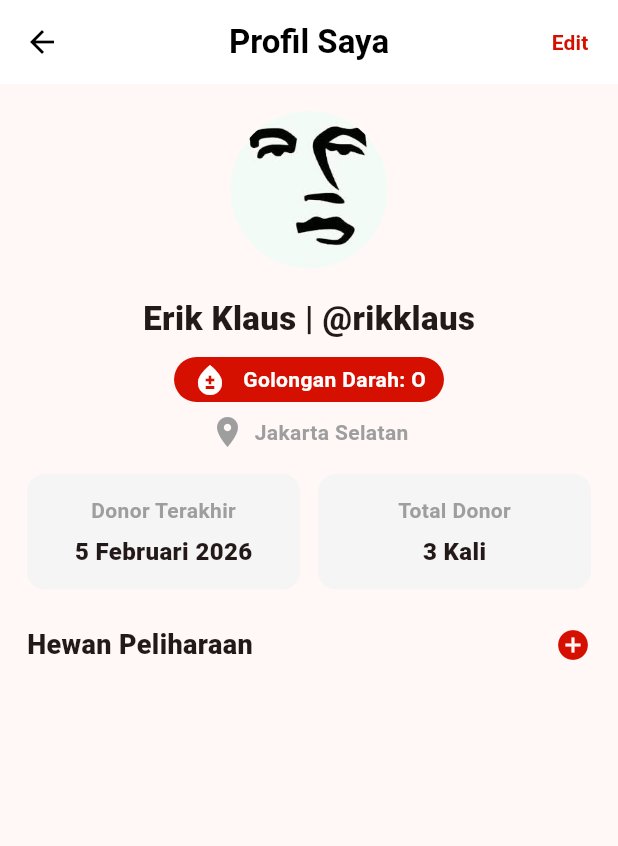
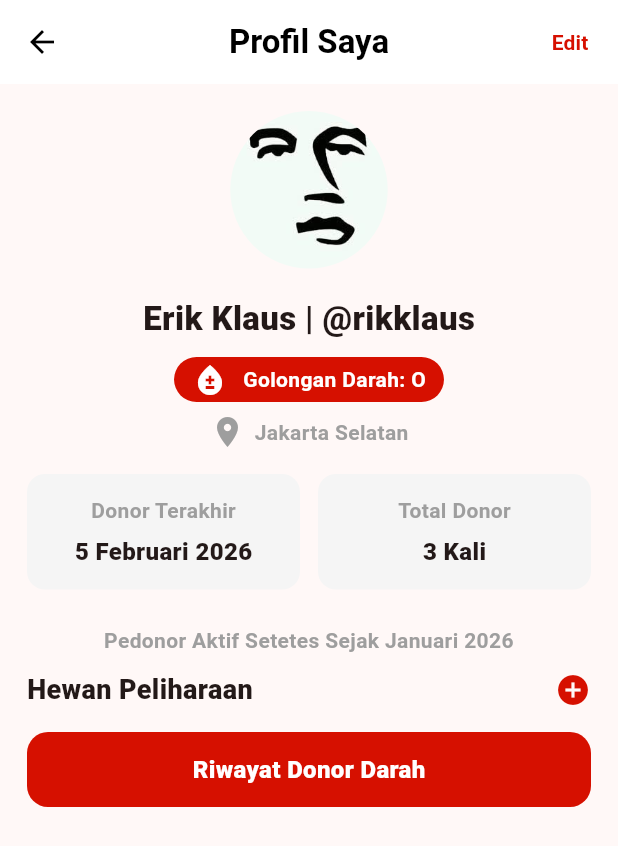
Before and after one commit to ErikKlaus/training_flutter, a Flutter app: the screen it shows after launch, on a phone screen of 412 x 824 dp. Shown: the top 846 px of the screen. Run offline on Flutter 3.47's test engine with Material 3 defaults, Android fonts, the phone set to English and light mode, and no system bars.

Commit message:
Finalisasi Logika Tugas 2 Flutter

```diff
--- a/lib/tugas_2/tugas2.dart
+++ b/lib/tugas_2/tugas2.dart
@@ -186,6 +186,21 @@ class Tugas2 extends StatelessWidget {
 
             Padding(
               padding: const EdgeInsets.symmetric(horizontal: 18),
+              child: Text(
+                "Pedonor Aktif Setetes Sejak Januari 2026",
+                textAlign: TextAlign.center,
+                style: const TextStyle(
+                  color: Colors.grey,
+                  fontWeight: FontWeight.w600,
+                  fontSize: 14,
+                ),
+              ),
+            ),
+
+            const SizedBox(height: 10),
+
+            Padding(
+              padding: const EdgeInsets.symmetric(horizontal: 18),
               child: Row(
                 children: [
                   const Text(
@@ -201,6 +216,29 @@ class Tugas2 extends StatelessWidget {
                 ],
               ),
             ),
+            const SizedBox(height: 15),
+            Padding(
+              padding: const EdgeInsets.symmetric(horizontal: 18),
+              child: Container(
+                width: double.infinity,
+                height: 50,
+                decoration: BoxDecoration(
+                  color: const Color(0xffd61000),
+                  borderRadius: BorderRadius.circular(14),
+                ),
+
+                child: const Center(
+                  child: Text(
+                    "Riwayat Donor Darah",
+                    style: TextStyle(
+                      color: Colors.white,
+                      fontWeight: FontWeight.w800,
+                      fontSize: 16,
+                    ),
+                  ),
+                ),
+              ),
+            ),
           ],
         ),
       ),
```
